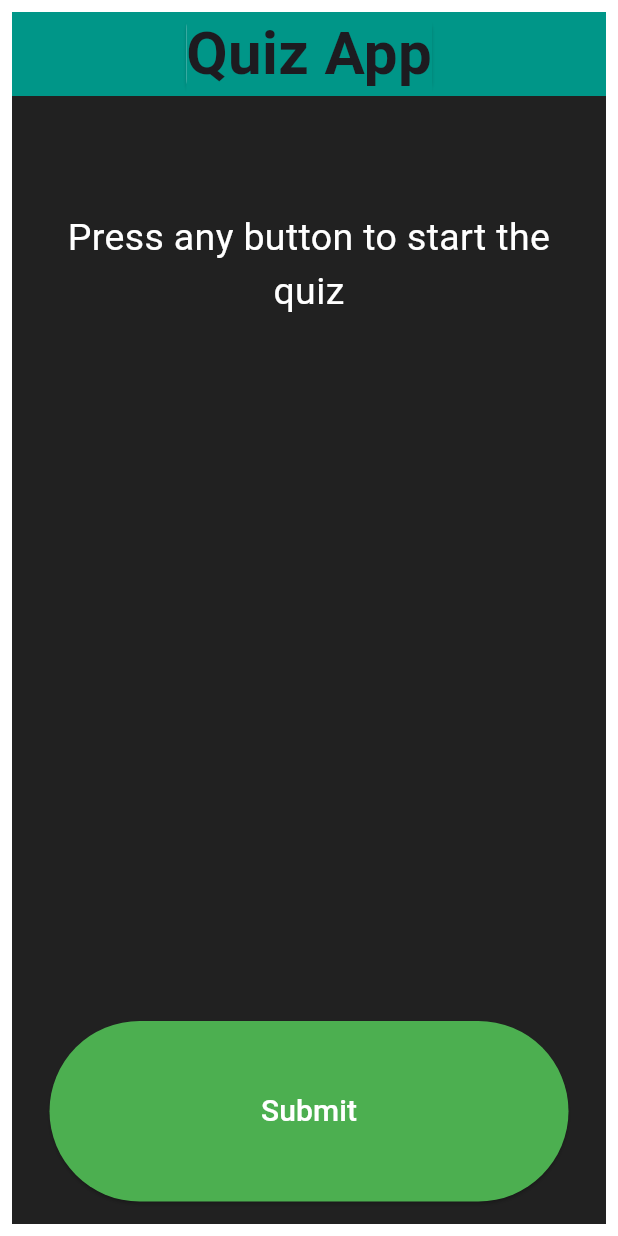
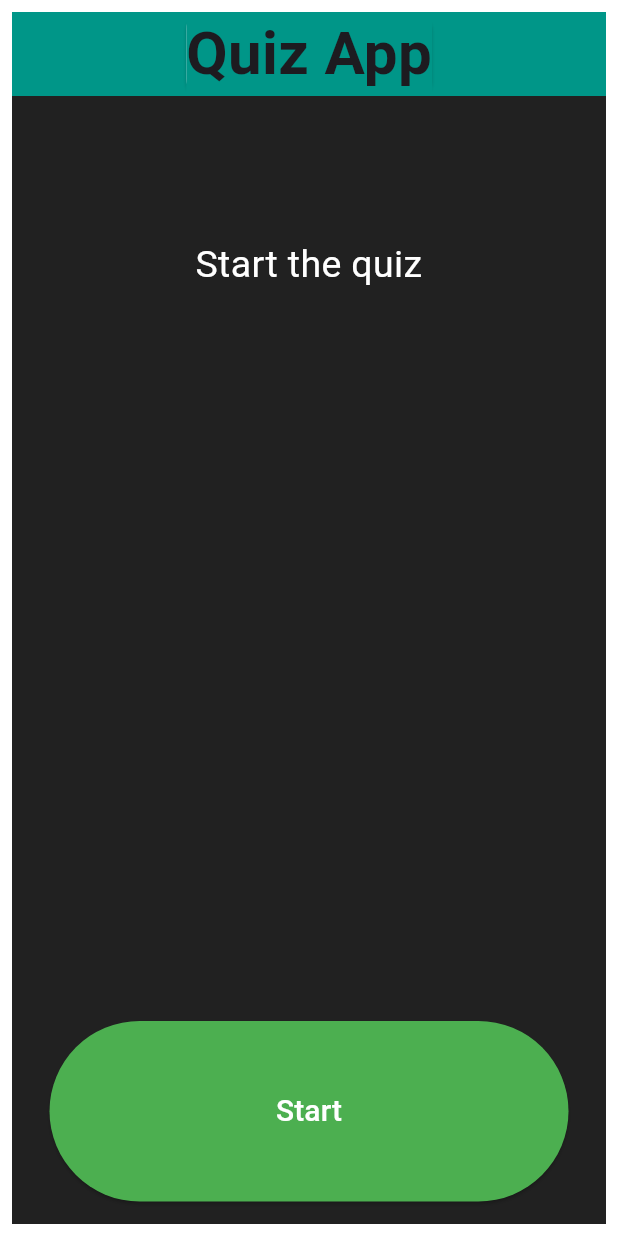
Before and after one commit to amitsingh1130/mcqquiz, a Flutter app: the screen it shows after launch, on a phone screen of 412 x 824 dp. Run offline on Flutter 3.47's test engine with Material 3 defaults, Android fonts, the phone set to English and light mode, and no system bars.

Commit message:
Update mcquiz.dart

```diff
--- a/lib/mcquiz.dart
+++ b/lib/mcquiz.dart
@@ -7,8 +7,9 @@ class McqQuiz extends StatefulWidget {
 }
 
 class McqQuizState extends State<McqQuiz> {
-  String currentquestiontext = "Press any button to start the quiz";
-  String optatext = "", optbtext = "", optctext = "", optdtext = "";
+  String currentquestiontext = "Start the quiz",buttontext='Start';
+  String  optatext = "", optbtext = "", optctext = "", optdtext = "";
+
   List<Widget> scores = [];
   int questionno = -1;
   int _selectedOption = 0;
@@ -23,6 +24,7 @@ class McqQuizState extends State<McqQuiz> {
       return;
     }
     if (questionno == -1) {
+      buttontext='Submit';
       questionno++;
       currentquestion = questions[questionno];
       currentquestiontext = currentquestion!.question;
@@ -98,7 +100,7 @@ class McqQuizState extends State<McqQuiz> {
         ),
         if (!istestover && questionno >= 0)
           Expanded(
-            flex: 5,
+            flex: 10,
             child: Center(
               child: GridView.count(
                 crossAxisCount: 2,
@@ -168,8 +170,8 @@ class McqQuizState extends State<McqQuiz> {
                 backgroundColor: Colors.green,
                 minimumSize: const Size.fromHeight(50),
               ),
-              child: const Text(
-                'Submit',
+              child:  Text(
+                buttontext,
                 style: TextStyle(color: Colors.white, fontSize: 20.0),
               ),
               onPressed: () {
```
